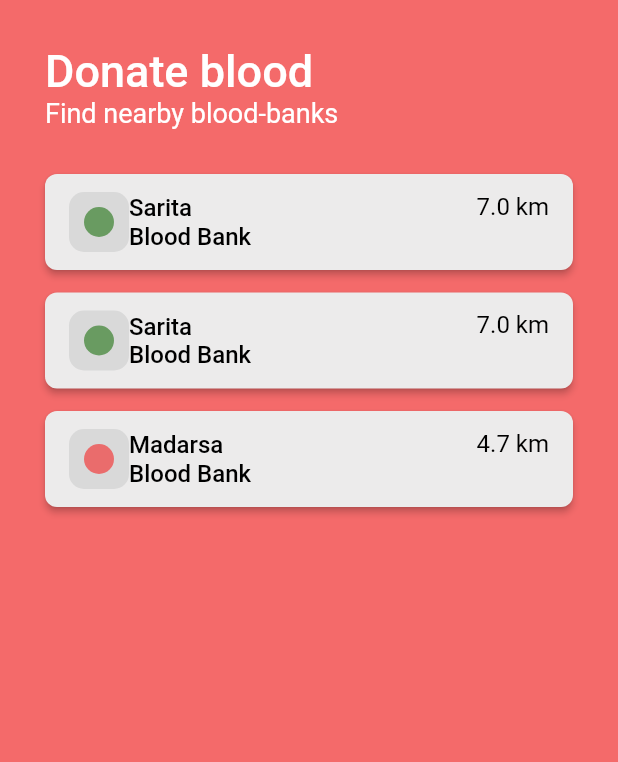
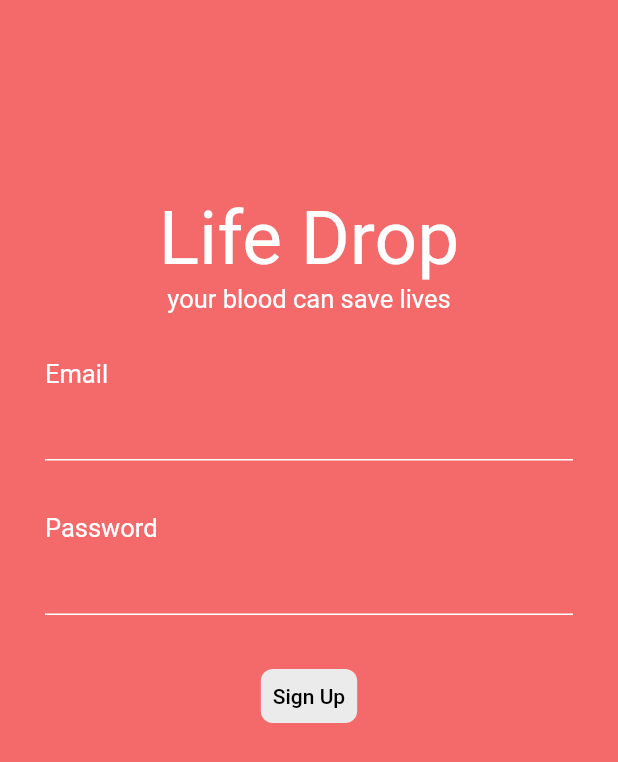
Before and after one commit to fluttersummertraining/bloodbank, a Flutter app: the screen it shows after launch, on a phone screen of 412 x 824 dp. Shown: the top 762 px of the screen. Run offline on Flutter 3.47's test engine with Material 2 defaults, Android fonts, the phone set to English and light mode, and no system bars; our stand-ins replace firebase_auth, firebase_core; accounts and stored records are empty.

Commit message:
login screen added, switching between login and home screen, firebase integration, sign up, sign out implementation

```diff
--- a/lib/common_widgets/common_widgets.dart
+++ b/lib/common_widgets/common_widgets.dart
@@ -165,6 +165,7 @@ class GenericInfoCard extends StatelessWidget {
           Row(
             children: [
               leadingWidget,
+              SizedBox(width: 10),
               titleWidget,
             ],
           ),
--- a/lib/main.dart
+++ b/lib/main.dart
@@ -1,10 +1,15 @@
+import 'package:bloodbank/screens/loginScreen.dart';
 import 'package:bloodbank/screens/myBookingsScreen.dart';
 import 'package:flutter/material.dart';
 import "screens/homescreen.dart";
 import "screens/bookingscreen.dart";
-import 'dart:math';
+import "package:firebase_core/firebase_core.dart";
+import 'package:bloodbank/screens/firstScreen.dart';
+//import 'dart:math';
 
-void main() {
+void main() async {
+  WidgetsFlutterBinding.ensureInitialized();
+  await Firebase.initializeApp();
   runApp(const MyApp());
 }
 
@@ -15,13 +20,19 @@ class MyApp extends StatelessWidget {
   @override
   Widget build(BuildContext context) {
     return MaterialApp(
-      home: HomeScreen(),
+      home: FirstScreen(),
       routes: {
         "/bookingScreen": (BuildContext context) {
           return BookingScreen();
         },
         "/myBookingsScreen": (BuildContext context) {
           return MyBookingsScreen();
+        },
+        "/homeScreen": (BuildContext context) {
+          return HomeScreen();
+        },
+        "/loginScreen": (BuildContext context) {
+          return LoginScreen();
         }
       },
     );
--- a/lib/screens/bookingscreen.dart
+++ b/lib/screens/bookingscreen.dart
@@ -63,14 +63,21 @@ class _BookingScreenState extends State<BookingScreen> {
               ),
             ),
           ),
-          Container(
-            width: 150,
+          Row(
+            children: [
+              SizedBox(
+                width: 55,
                 child: DropdownButton<String>(
                   icon: dropDownIcon(),
                   items: bloodGroupItemsCreator(),
                   onChanged: onSelectingBloodGroup,
                   value: selectedBloodGroup,
                 ),
+              ),
+              SizedBox(
+                width: 67,
+              ),
+            ],
           ),
         ],
       ),
--- /dev/null
+++ b/lib/screens/firstScreen.dart
@@ -0,0 +1,22 @@
+import "package:flutter/material.dart";
+import "loginScreen.dart";
+import "package:firebase_auth/firebase_auth.dart";
+import "homescreen.dart";
+
+class FirstScreen extends StatefulWidget {
+  FirstScreen({Key? key}) : super(key: key);
+
+  @override
+  State<FirstScreen> createState() => _FirstScreenState();
+}
+
+class _FirstScreenState extends State<FirstScreen> {
+  FirebaseAuth _auth = FirebaseAuth.instance;
+  @override
+  Widget build(BuildContext context) {
+    if (_auth.currentUser == null) {
+      return LoginScreen();
+    } else
+      return HomeScreen();
+  }
+}
--- a/lib/screens/homescreen.dart
+++ b/lib/screens/homescreen.dart
@@ -1,3 +1,4 @@
+import 'package:firebase_auth/firebase_auth.dart';
 import "package:flutter/material.dart";
 import '../common_widgets/pageLayoutWidgets.dart';
 import '../common_widgets/common_widgets.dart';
@@ -9,9 +10,29 @@ class HomeScreen extends StatefulWidget {
 }
 
 class _HomeScreenState extends State<HomeScreen> {
+  FirebaseAuth _auth = FirebaseAuth.instance;
   @override
   Widget build(BuildContext context) {
     return Scaffold(
+      appBar: AppBar(
+        backgroundColor: Colors.white,
+        actions: [
+          TextButton(
+            child: Icon(Icons.logout_rounded, color: Color(0xFFF46A6A)),
+            onPressed: () async {
+              try {
+                await _auth.signOut();
+                Navigator.pushNamedAndRemoveUntil(
+                    context, "/loginScreen", (route) => false);
+              } on FirebaseAuthException catch (e) {
+                print(e.code);
+              } catch (e) {
+                print(e.toString());
+              }
+            },
+          ),
+        ],
+      ),
       backgroundColor: Color(0xFFF46A6A),
       body: SafeArea(
         child: Padding(
--- /dev/null
+++ b/lib/screens/loginScreen.dart
@@ -0,0 +1,158 @@
+import "package:flutter/material.dart";
+import '../common_widgets/pageLayoutWidgets.dart';
+import '../common_widgets/common_widgets.dart';
+import "package:firebase_auth/firebase_auth.dart";
+
+class LoginScreen extends StatefulWidget {
+  LoginScreen({Key? key}) : super(key: key);
+  @override
+  State<LoginScreen> createState() => _LoginScreenState();
+}
+
+class _LoginScreenState extends State<LoginScreen> {
+  FirebaseAuth _auth = FirebaseAuth.instance;
+  TextEditingController emailController = TextEditingController();
+  TextEditingController passwordController = TextEditingController();
+  @override
+  Widget build(BuildContext context) {
+    return Scaffold(
+      backgroundColor: Color(0xFFF46A6A),
+      body: SafeArea(
+        child: Padding(
+          padding: const EdgeInsets.all(30.0),
+          child: Padding(
+            padding: const EdgeInsets.symmetric(
+              vertical: 100,
+            ),
+            child: SingleChildScrollView(
+              child: Column(
+                crossAxisAlignment: CrossAxisAlignment.center,
+                mainAxisAlignment: MainAxisAlignment.spaceBetween,
+                children: [
+                  Column(
+                    children: [
+                      Text(
+                        "Life Drop",
+                        style: TextStyle(
+                          color: Colors.white,
+                          fontSize: 50,
+                        ),
+                      ),
+                      Text(
+                        "your blood can save lives",
+                        style: TextStyle(
+                          color: Colors.white,
+                          fontSize: 17,
+                        ),
+                      ),
+                    ],
+                  ),
+                  SizedBox(
+                    height: 30,
+                  ),
+                  Column(
+                    crossAxisAlignment: CrossAxisAlignment.start,
+                    children: [
+                      Text(
+                        "Email",
+                        style: TextStyle(
+                          color: Colors.white,
+                          fontSize: 17,
+                        ),
+                      ),
+                      TextField(
+                        style: TextStyle(
+                          color: Colors.white,
+                          fontSize: 17,
+                        ),
+                        controller: emailController,
+                        decoration: InputDecoration(
+                          enabledBorder: UnderlineInputBorder(
+                            borderSide: BorderSide(color: Colors.white),
+                          ),
+                          focusedBorder: UnderlineInputBorder(
+                            borderSide: BorderSide(color: Colors.white),
+                          ),
+                        ),
+                      ),
+                      SizedBox(height: 35),
+                      Text(
+                        "Password",
+                        style: TextStyle(
+                          color: Colors.white,
+                          fontSize: 17,
+                        ),
+                      ),
+                      TextField(
+                        style: TextStyle(
+                          color: Colors.white,
+                          fontSize: 17,
+                        ),
+                        obscureText: true,
+                        controller: passwordController,
+                        decoration: InputDecoration(
+                          enabledBorder: UnderlineInputBorder(
+                            borderSide: BorderSide(color: Colors.white),
+                          ),
+                          focusedBorder: UnderlineInputBorder(
+                            borderSide: BorderSide(color: Colors.white),
+                          ),
+                        ),
+                      ),
+                      SizedBox(
+                        height: 30,
+                      ),
+                      Container(
+                        width: double.infinity,
+                        child: Center(
+                          child: TextButton(
+                            child: Text(
+                              "Sign Up",
+                            ),
+                            style: TextButton.styleFrom(
+                              backgroundColor: Color(0xFFECEBEB),
+                              primary: Colors.black,
+                              shape: RoundedRectangleBorder(
+                                borderRadius: BorderRadius.all(
+                                  Radius.circular(
+                                    8,
+                                  ),
+                                ),
+                              ),
+                            ),
+                            onPressed: () async {
+                              try {
+                                await _auth.createUserWithEmailAndPassword(
+                                  email: emailController.text,
+                                  password: passwordController.text,
+                                );
+                                Navigator.pushNamedAndRemoveUntil(
+                                    context,
+                                    '/homeScreen',
+                                    (Route<dynamic> route) => false);
+                              } on FirebaseAuthException catch (e) {
+                                if (e.code == 'weak-password') {
+                                  print('The password provided is too weak.');
+                                } else if (e.code == 'email-already-in-use') {
+                                  print(
+                                      'The account already exists for that email.');
+                                }
+                              } catch (e) {
+                                print(e);
+                              }
+                              //print(_auth.currentUser!.email);
+                            },
+                          ),
+                        ),
+                      ),
+                    ],
+                  ),
+                ],
+              ),
+            ),
+          ),
+        ),
+      ),
+    );
+  }
+}
--- a/pubspec.yaml
+++ b/pubspec.yaml
@@ -35,6 +35,8 @@ dependencies:
   # Use with the CupertinoIcons class for iOS style icons.
   cupertino_icons: ^1.0.2
   intl: ^0.17.0
+  firebase_core: ^1.19.1
+  firebase_auth: ^3.4.1
 
 dev_dependencies:
   flutter_test:
```
Also changed, not shown: pubspec.lock, 3 other files. Lines whose indentation alone changed are shown as unchanged.
